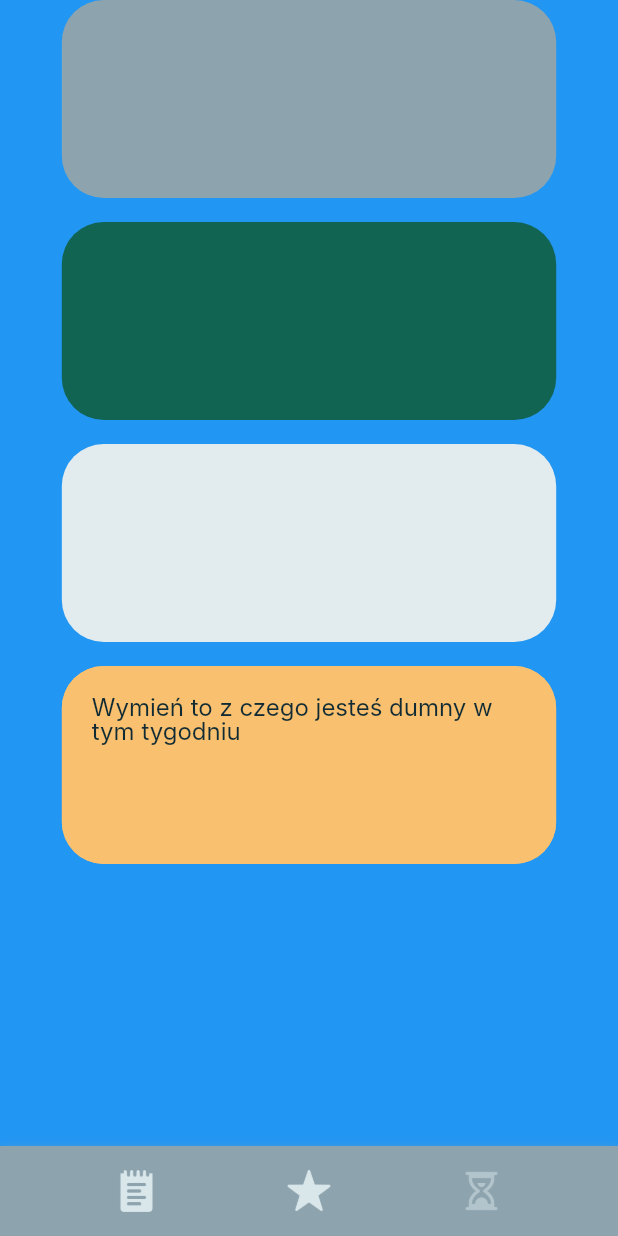
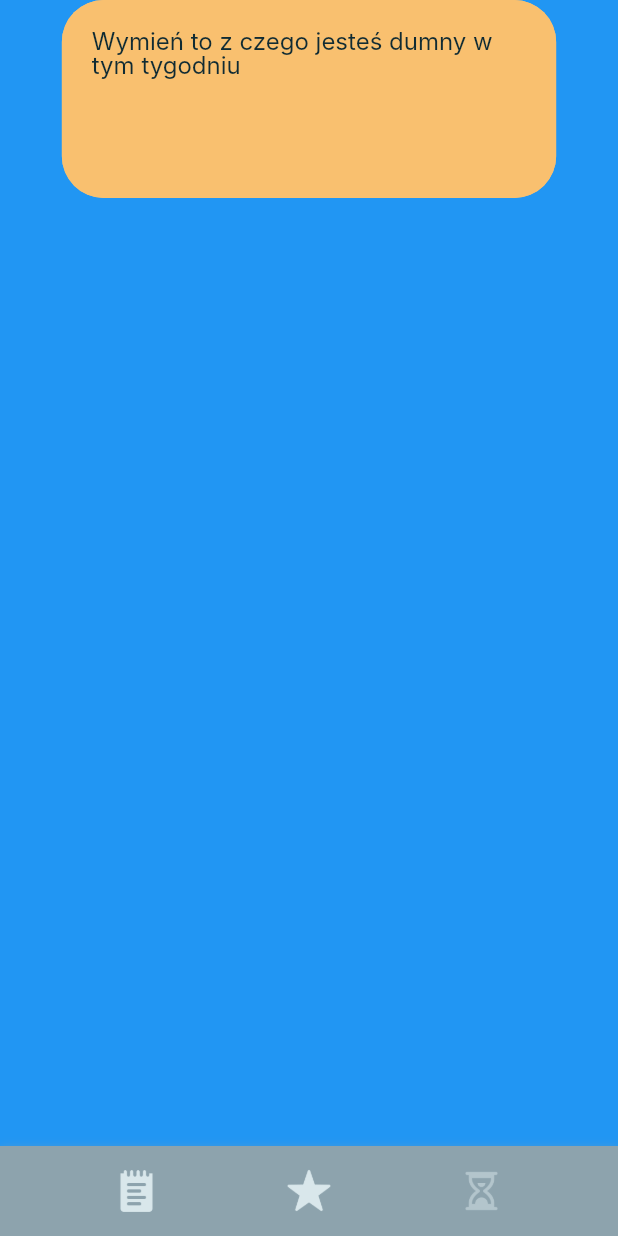
Before and after one commit to majaszturmaj/weekly_goal_tracker, a Flutter app: the MyHomePage screen opened directly, item 3 of the bottom bar chosen, on a phone screen of 412 x 824 dp. Run offline on Flutter 3.47's test engine with Material 2 defaults, Android fonts, the phone set to English and light mode, and no system bars; our stand-ins replace shared_preferences; accounts and stored records are empty; Roboto replaces fonts that are missing (Inter).

Commit message:
Add history page box addition/deletion logic

```diff
--- a/lib/pages/history_widgets.dart
+++ b/lib/pages/history_widgets.dart
@@ -5,43 +5,13 @@ import 'package:provider/provider.dart';
 import 'notepad_widgets.dart';
 import 'package:flutter/material.dart';
 
-class HistoryPage extends StatelessWidget {
+class HistoryPage extends StatefulWidget {
   @override
-  Widget build(BuildContext context) {
-    return SizedBox(
-      width: MediaQuery.of(context).size.width * 0.8,
-      height: MediaQuery.of(context).size.height * 0.4,
-      child: SingleChildScrollView(
-        child: Column(
-          crossAxisAlignment: CrossAxisAlignment.stretch,
-          children: <Widget>[
-            Container(
-              margin: EdgeInsets.only(bottom: 16),
-              width: 275,
-              height: 132,
-              decoration: BoxDecoration(
-                borderRadius: BorderRadius.circular(28),
-                color: Color.fromRGBO(141, 163, 173, 1),
-              ),
-            ),
-            Container(
-              margin: EdgeInsets.only(bottom: 16),
-              width: 275,
-              height: 132,
-              decoration: BoxDecoration(
-                borderRadius: BorderRadius.circular(28),
-                color: Color.fromRGBO(18, 100, 82, 1),
-              ),
-            ),
-            Container(
-              margin: EdgeInsets.only(bottom: 16),
-              width: 275,
-              height: 132,
-              decoration: BoxDecoration(
-                borderRadius: BorderRadius.circular(28),
-                color: Color.fromRGBO(226, 235, 237, 1),
-              ),
-            ),
+  HistoryPageState createState() => HistoryPageState();
+}
+
+class HistoryPageState extends State<HistoryPage> {
+  List<Widget> boxes = [
     Container(
       margin: EdgeInsets.only(bottom: 16),
       width: 275,
@@ -57,7 +27,46 @@ class HistoryPage extends StatelessWidget {
         textEditingController: TextEditingController(),
       ),
     ),
-          ],
+  ];
+
+  void addHistoryBox(String historyText) {
+    setState(() {
+      boxes.insert(
+        0,
+        Container(
+          margin: EdgeInsets.only(bottom: 16),
+          width: 275,
+          height: 132,
+          decoration: BoxDecoration(
+            borderRadius: BorderRadius.circular(28),
+            color: Colors.blue, // Customize the color of the added box
+          ),
+          child: SingleChildScrollView(
+            child: Padding(
+              padding: const EdgeInsets.all(16.0),
+              child: Text(
+                historyText,
+                style: TextStyle(
+                  fontSize: 16,
+                  color: Colors.white,
+                ),
+              ),
+            ),
+          ),
+        ),
+      );
+    });
+  }
+
+  @override
+  Widget build(BuildContext context) {
+    return SizedBox(
+      width: MediaQuery.of(context).size.width * 0.8,
+      height: MediaQuery.of(context).size.height * 0.4,
+      child: SingleChildScrollView(
+        child: Column(
+          crossAxisAlignment: CrossAxisAlignment.stretch,
+          children: boxes,
         ),
       ),
     );
--- a/lib/pages/notepad_widgets.dart
+++ b/lib/pages/notepad_widgets.dart
@@ -2,6 +2,10 @@ import 'package:flutter/material.dart';
 import 'package:intl/intl.dart';
 import 'date_manager.dart';
 import 'variable_resource.dart';
+
+
+bool hasDateChanged = false;
+
 
 class NotepadPage extends StatefulWidget {
   @override
```
Also changed, not shown: lib/pages/date_manager.dart (+13 -1 lines), lib/pages/variable_resource.dart (+15 -0 lines). Lines whose indentation alone changed are shown as unchanged.
